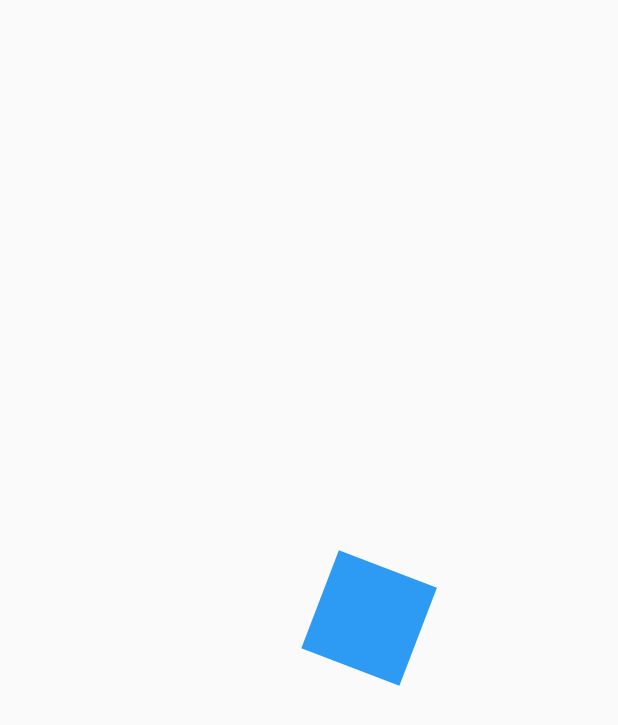
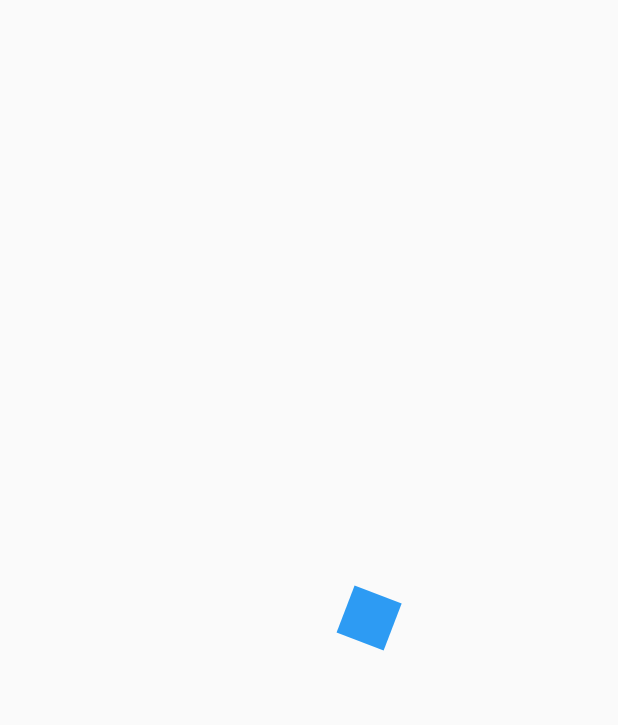
Before and after one commit to LluviaSaucedoM/intermediateFlutterCourse, a Flutter app: the first screen one second after launch, on a phone screen of 412 x 824 dp. Shown: the top 725 px of the screen. Run offline on Flutter 3.47's test engine with Material 2 defaults, Android fonts, the light colour scheme and no system bars.

Commit message:
Agrandando cuadrado

```diff
--- a/lib/src/pages/animaciones_page.dart
+++ b/lib/src/pages/animaciones_page.dart
@@ -30,6 +30,7 @@ class _RectanguloAnimagoState extends State<RectanguloAnimago>
   late Animation<double> rotacion;
   late Animation<double> opacidad;
   late Animation<double> moverDerecha;
+  late Animation<double> agrandar;
 
   @override
   void initState() {
@@ -50,7 +51,14 @@ class _RectanguloAnimagoState extends State<RectanguloAnimago>
           0.25,
           curve: Curves.easeOut,
         )));
+
     moverDerecha = Tween(begin: 0.1, end: 200.0).animate(controller);
+
+    agrandar = Tween(begin: 0.0, end: 2.0 * Math.pi).animate(CurvedAnimation(
+      parent: controller,
+      curve: Curves.easeOut,
+    ));
+    agrandar = Tween(begin: 0.1, end: 2.0).animate(controller);
 
     controller.addListener(() {
       if (controller.status == AnimationStatus.completed) {
@@ -80,7 +88,10 @@ class _RectanguloAnimagoState extends State<RectanguloAnimago>
                 angle: rotacion.value,
                 child: Opacity(
                   opacity: opacidad.value,
-                  child: childRectangulo,
+                  child: Transform.scale(
+                    scale: agrandar.value,
+                    child: childRectangulo,
+                  ),
                 )),
           );
         });
```
